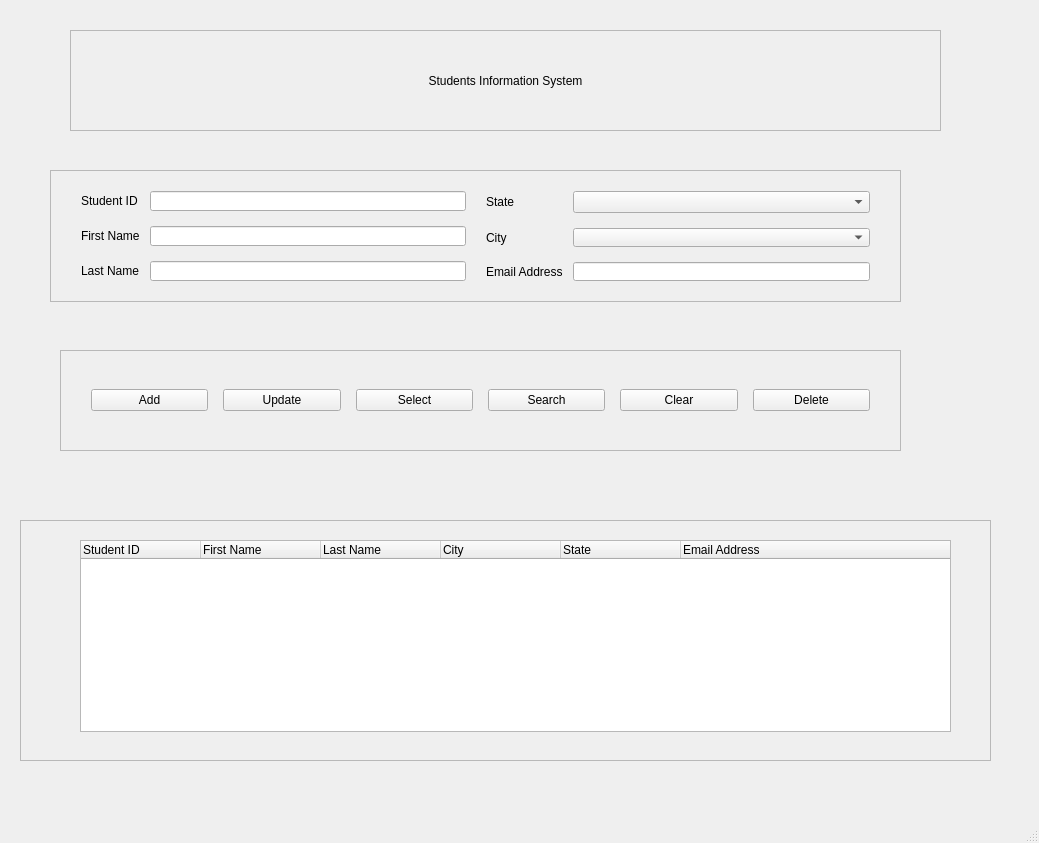
Above: main.ui from sumtl/Pyside6_Students_Information_Management_System before the change. Below: the same form after it.
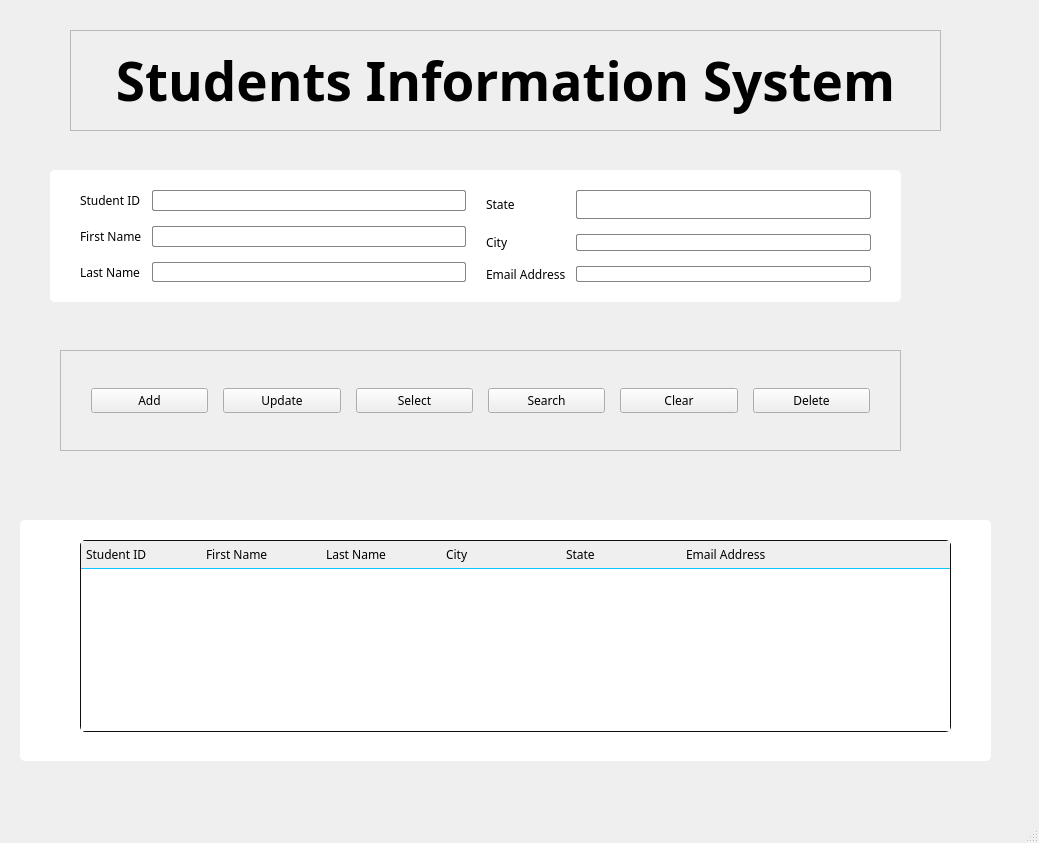
That is the form after the change. Icons and pictures are not drawn.

Commit message: Ajout de la feuille de style pour les formulaires - QWidgets

What changed in the file:
```diff
--- a/main.ui
+++ b/main.ui
@@ -13,7 +13,78 @@
   <property name="windowTitle">
    <string>MainWindow</string>
   </property>
-  <widget class="QWidget" name="centralwidget">
+  <widget class="QWidget" name="Form">
+   <property name="styleSheet">
+    <string notr="true">/* Styles for the info_frame element */
+#info_frame {
+  background-color: #fff;
+  border: none;
+  border-radius: 5px;
+}
+ 
+/* Styles for labels, input fields, and combo boxes inside &quot;info_frame&quot; */
+#info_frame QLabel,
+#info_frame QLineEdit,
+#info_frame QComboBox,
+#function_frame QPushButton,
+QHeaderView::section {
+  font-family: Segoe UI Semibold;
+  font-size: 12px;
+}
+ 
+/* Styles for input fields and combo boxes inside info_frame */
+#info_frame QLineEdit,
+#info_frame QComboBox {
+  padding: 4px 5px;
+  border: 1px solid #838383;
+  border-radius: 2px;
+}
+ 
+/* Focus styles for input fields and combo boxes */
+#info_frame QLineEdit:focus,
+#info_frame QComboBox:focus {
+  border-color: #005fff;
+}
+ 
+/* Styles for combo boxes drop-down */
+QComboBox::drop-down {
+  background: transparent;
+  border: none;
+  margin-right: 5px;
+}
+ 
+/* Styles for the down-arrow icon in combo boxes */
+QComboBox::down-arrow {
+  image: url(:/icons/expand_more.svg);
+}
+ 
+/* Style for the result_frame */
+#result_frame {
+  border-radius: 5px;
+  background-color: #fff;
+}
+ 
+/* Style for border of QTableWidget */
+QTableWidget {
+  border-radius: 5px;
+  border: 1px solid #0f0f0f;
+}
+ 
+/* Style for table header section */
+QHeaderView::section {
+  border: none;
+  border-bottom: 1px solid #0fc6ff;
+  text-align: left;
+  padding: 3px 5px;
+}
+ 
+/* Styles for table items */
+QTableWidget::item {
+  border-bottom: 1px solid #0fc6ff;
+  color: #000;
+  padding-left: 5px;
+}</string>
+   </property>
    <widget class="QFrame" name="frame">
     <property name="geometry">
      <rect>
@@ -31,7 +102,14 @@
     </property>
     <layout class="QHBoxLayout" name="horizontalLayout">
      <item>
-      <widget class="QLabel" name="label_7">
+      <widget class="QLabel" name="title_label_2">
+       <property name="font">
+        <font>
+         <family>Snell Roundhand</family>
+         <pointsize>40</pointsize>
+         <bold>true</bold>
+        </font>
+       </property>
        <property name="text">
         <string>Students Information System</string>
        </property>
```
Left out of the diff: 16 changed lines with no effect on the pictures. The commit also changes 1 other file.
